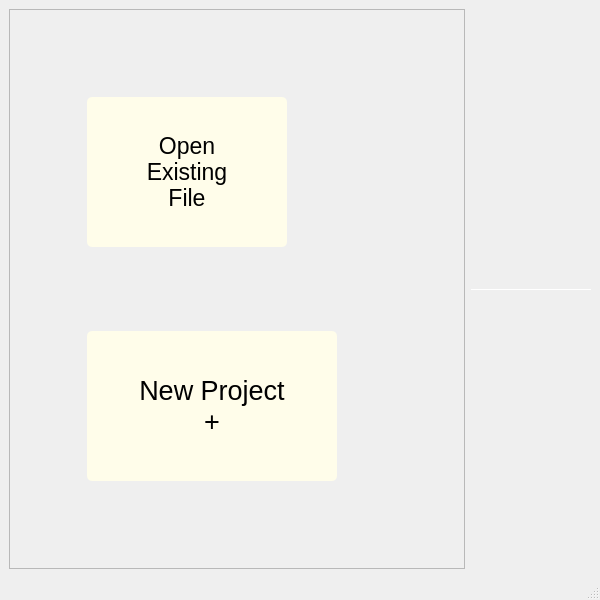
This is assets/ui/GenBBS.ui in Ano-ly/GenBBS as Qt 5 draws it before an edit. The edited form follows.
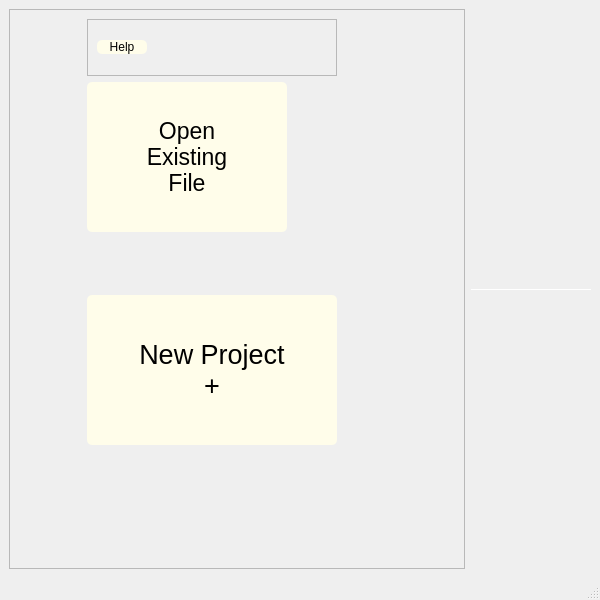
This is the edited form. Icons and pictures are not drawn.

Patch:
```diff
--- a/assets/ui/GenBBS.ui
+++ b/assets/ui/GenBBS.ui
@@ -101,15 +101,15 @@
       <property name="frameShadow">
        <enum>QFrame::Shadow::Raised</enum>
       </property>
-      <layout class="QGridLayout" name="gridLayout_3">
+      <layout class="QGridLayout" name="gridLayout_3" rowstretch="1,2,1,2,1,1">
        <property name="leftMargin">
         <number>50</number>
        </property>
        <property name="rightMargin">
         <number>100</number>
        </property>
-       <item row="3" column="0">
-        <spacer name="hSpacer0_1">
+       <item row="5" column="1">
+        <spacer name="vSpacer0_3">
          <property name="orientation">
           <enum>Qt::Orientation::Horizontal</enum>
          </property>
@@ -244,22 +244,6 @@
          </property>
         </widget>
        </item>
-       <item row="4" column="1">
-        <spacer name="vSpacer0_3">
-         <property name="orientation">
-          <enum>Qt::Orientation::Vertical</enum>
-         </property>
-         <property name="sizeType">
-          <enum>QSizePolicy::Policy::Preferred</enum>
-         </property>
-         <property name="sizeHint" stdset="0">
-          <size>
-           <width>10</width>
-           <height>40</height>
-          </size>
-         </property>
-        </spacer>
-       </item>
        <item row="3" column="2">
         <spacer name="hSpacer0_2">
          <property name="orientation">
@@ -293,17 +277,74 @@
         </spacer>
        </item>
        <item row="0" column="1">
-        <spacer name="vSpacer0_1">
+        <widget class="QFrame" name="frame">
+         <property name="frameShape">
+          <enum>QFrame::Shape::StyledPanel</enum>
+         </property>
+         <property name="frameShadow">
+          <enum>QFrame::Shadow::Raised</enum>
+         </property>
+         <layout class="QHBoxLayout" name="horizontalLayout_2">
+          <item>
+           <widget class="QPushButton" name="btnHelpMain">
+            <property name="sizePolicy">
+             <sizepolicy hsizetype="Fixed" vsizetype="Fixed">
+              <horstretch>0</horstretch>
+              <verstretch>0</verstretch>
+             </sizepolicy>
+            </property>
+            <property name="minimumSize">
+             <size>
+              <width>50</width>
+              <height>0</height>
+             </size>
+            </property>
+            <property name="maximumSize">
+             <size>
+              <width>50</width>
+              <height>16777215</height>
+             </size>
+            </property>
+            <property name="autoFillBackground">
+             <bool>false</bool>
+            </property>
+            <property name="text">
+             <string>Help</string>
+            </property>
+            <property name="icon">
+             <iconset resource="../app_resources.qrc">
+              <normaloff>:/images/help.png</normaloff>:/images/help.png</iconset>
+            </property>
+           </widget>
+          </item>
+          <item>
+           <spacer name="horizontalSpacer">
+            <property name="orientation">
+             <enum>Qt::Orientation::Horizontal</enum>
+            </property>
+            <property name="sizeHint" stdset="0">
+             <size>
+              <width>40</width>
+              <height>20</height>
+             </size>
+            </property>
+           </spacer>
+          </item>
+         </layout>
+        </widget>
+       </item>
+       <item row="3" column="0">
+        <spacer name="hSpacer0_1">
          <property name="orientation">
-          <enum>Qt::Orientation::Vertical</enum>
+          <enum>Qt::Orientation::Horizontal</enum>
          </property>
          <property name="sizeType">
           <enum>QSizePolicy::Policy::Preferred</enum>
          </property>
          <property name="sizeHint" stdset="0">
           <size>
-           <width>20</width>
-           <height>40</height>
+           <width>40</width>
+           <height>20</height>
           </size>
          </property>
         </spacer>
```
Left out of the diff: 38 changed lines with no effect on the pictures.
